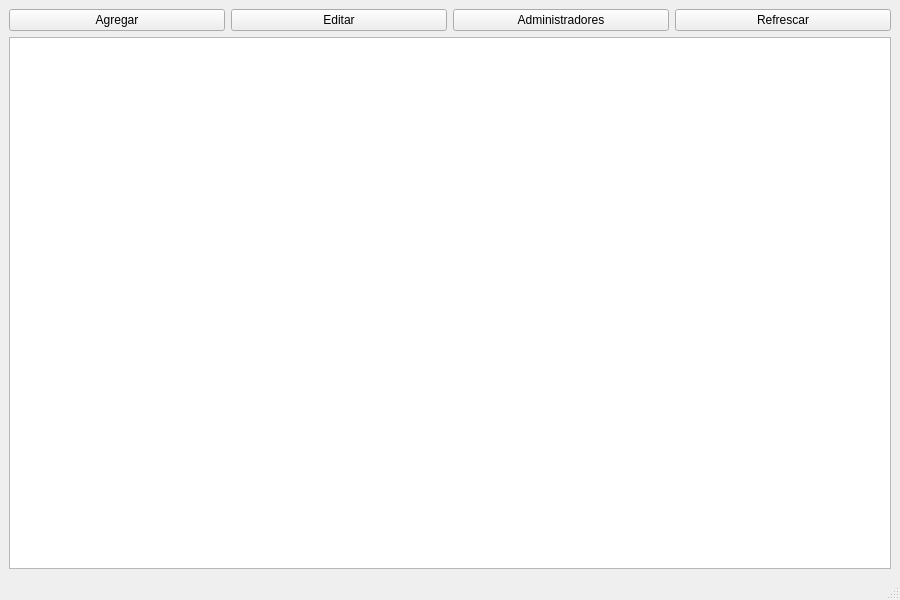
This is mainwindow.ui in SbiDev-447/CrudQt as Qt 5 draws it before an edit. The edited form follows.
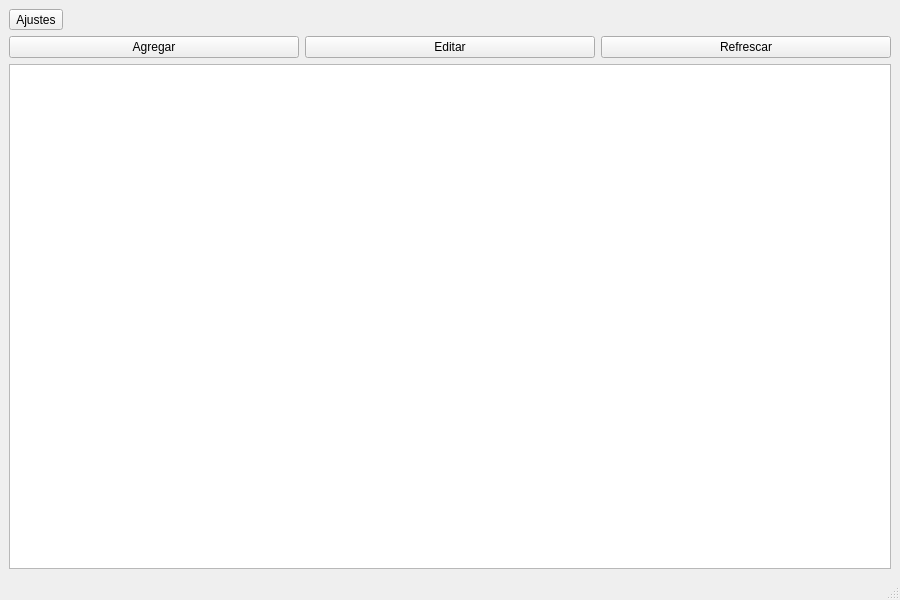
This is the edited form.

Commit message:
feat: add settings menu with theme switch, admins and logout
The main toolbar keeps only the CRUD actions; administration, theme and logout move to a settings QToolButton with an InstantPopup menu.

Theme actions are exclusive through a QActionGroup and marked from QSettings, so the check reflects what is actually applied. Administrators reuses the same slot the toolbar button used, and logout is a signal instead of a direct close, so closing the window with the X still ends the app.

Patch:
```diff
--- a/mainwindow.ui
+++ b/mainwindow.ui
@@ -15,6 +15,39 @@
   </property>
   <widget class="QWidget" name="centralwidget">
    <layout class="QVBoxLayout" name="verticalLayout">
+    <item>
+     <layout class="QHBoxLayout" name="ajustesLayout">
+      <item>
+       <widget class="QToolButton" name="btnAjustes">
+        <property name="text">
+         <string>Ajustes</string>
+        </property>
+        <property name="popupMode">
+         <enum>QToolButton::InstantPopup</enum>
+        </property>
+        <property name="toolButtonStyle">
+         <enum>Qt::ToolButtonTextOnly</enum>
+        </property>
+       </widget>
+      </item>
+      <item>
+       <spacer name="horizontalSpacerAjustes">
+        <property name="orientation">
+         <enum>Qt::Horizontal</enum>
+        </property>
+        <property name="sizeType">
+         <enum>QSizePolicy::Expanding</enum>
+        </property>
+        <property name="sizeHint" stdset="0">
+         <size>
+          <width>40</width>
+          <height>20</height>
+         </size>
+        </property>
+       </spacer>
+      </item>
+     </layout>
+    </item>
     <item>
      <layout class="QHBoxLayout" name="botonesLayout">
       <item>
@@ -37,13 +70,6 @@
         </property>
        </widget>
       </item>
-      <item>
-       <widget class="QPushButton" name="btnAdministradores">
-        <property name="text">
-         <string>Administradores</string>
-        </property>
-       </widget>
-      </item>
       <item>
        <widget class="QPushButton" name="btnRefrescar">
         <property name="text">
```
The commit also changes 2 other files.
